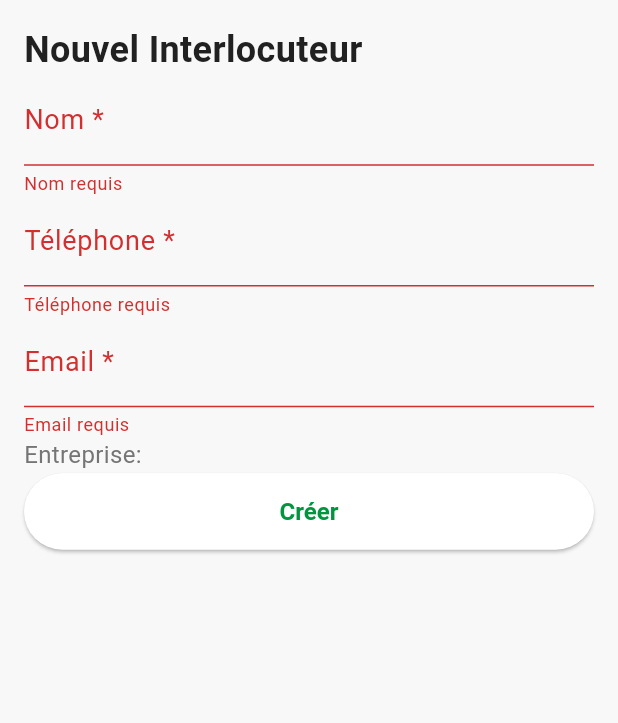
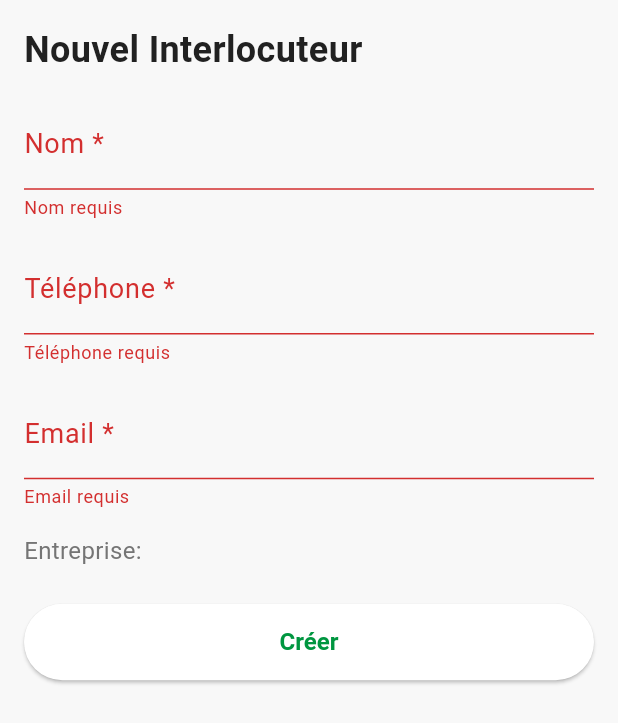
Before and after one commit to ENZOdz23/mobile_app, a Flutter app: the CreateInterlocuteurForm widget shown alone on an empty page, opened directly with empty values, after a tap on "Créer", on a phone screen of 412 x 824 dp. Shown: the top 723 px of the screen. Run offline on Flutter 3.47's test engine with Material 3 defaults, Android fonts, the light colour scheme and no system bars; our stand-ins replace dio, flutter_bloc, sqflite, table_calendar; accounts and stored records are empty; network calls fail.

Commit message:
fix creer interlocuteur

```diff
--- a/lib/features/contacts/presentation/widgets/create_interlocuteur_form.dart
+++ b/lib/features/contacts/presentation/widgets/create_interlocuteur_form.dart
@@ -46,10 +46,17 @@
         type: ContactType.prospect,
       );
 
-      await widget.onSave(newContact);
-      setState(() {
-        _isSubmitting = false;
-      });
+      try {
+        await widget.onSave(newContact);
+      } catch (e) {
+        debugPrint('[CreateInterlocuteurForm] Error saving contact: $e');
+      } finally {
+        if (mounted) {
+          setState(() {
+            _isSubmitting = false;
+          });
+        }
+      }
     }
   }
 
@@ -64,7 +71,9 @@
       ),
       child: Form(
         key: _formKey,
-        child: Wrap(
+        child: Column(
+          mainAxisSize: MainAxisSize.min,
+          crossAxisAlignment: CrossAxisAlignment.start,
           children: [
             Text(
               'Nouvel Interlocuteur',
@@ -113,7 +122,18 @@
                     fontWeight: FontWeight.bold,
                   ),
                 ),
-                child: Text('Créer'),
+                child: _isSubmitting
+                    ? SizedBox(
+                        height: 20,
+                        width: 20,
+                        child: CircularProgressIndicator(
+                          strokeWidth: 2,
+                          valueColor: AlwaysStoppedAnimation<Color>(
+                            Colors.white,
+                          ),
+                        ),
+                      )
+                    : Text('Créer'),
               ),
             ),
             SizedBox(height: 24),
```
Also changed, not shown: lib/features/contacts/presentation/prospect_detail_form_screen.dart (+23 -7 lines), 2 other files.
